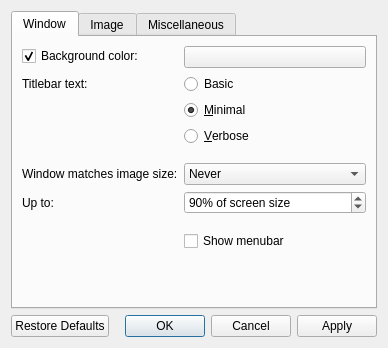
First picture: the form in src/qvoptionsdialog.ui, repository jurplel/qView, before the edit.
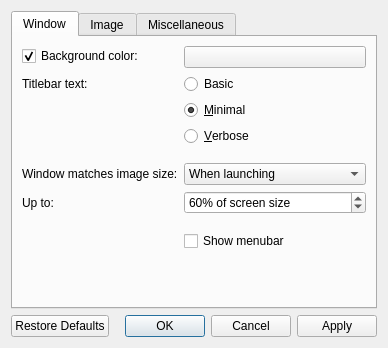
Second picture: the form after the edit. The open tabs and pages were chosen to show the change.

Commit message: change defaults to adjust window size on image opened

Patch:
```diff
--- a/src/qvoptionsdialog.ui
+++ b/src/qvoptionsdialog.ui
@@ -123,6 +123,9 @@
          <property name="toolTip">
           <string>Control when the window should resize to fit the image's actual size</string>
          </property>
+         <property name="currentIndex">
+          <number>1</number>
+         </property>
          <item>
           <property name="text">
            <string>Never</string>
@@ -198,7 +201,7 @@
           <number>5</number>
          </property>
          <property name="value">
-          <number>90</number>
+          <number>60</number>
          </property>
         </widget>
        </item>
```
Left out of the diff: 2 changed lines with no effect on the pictures. The commit also changes 2 other files.
